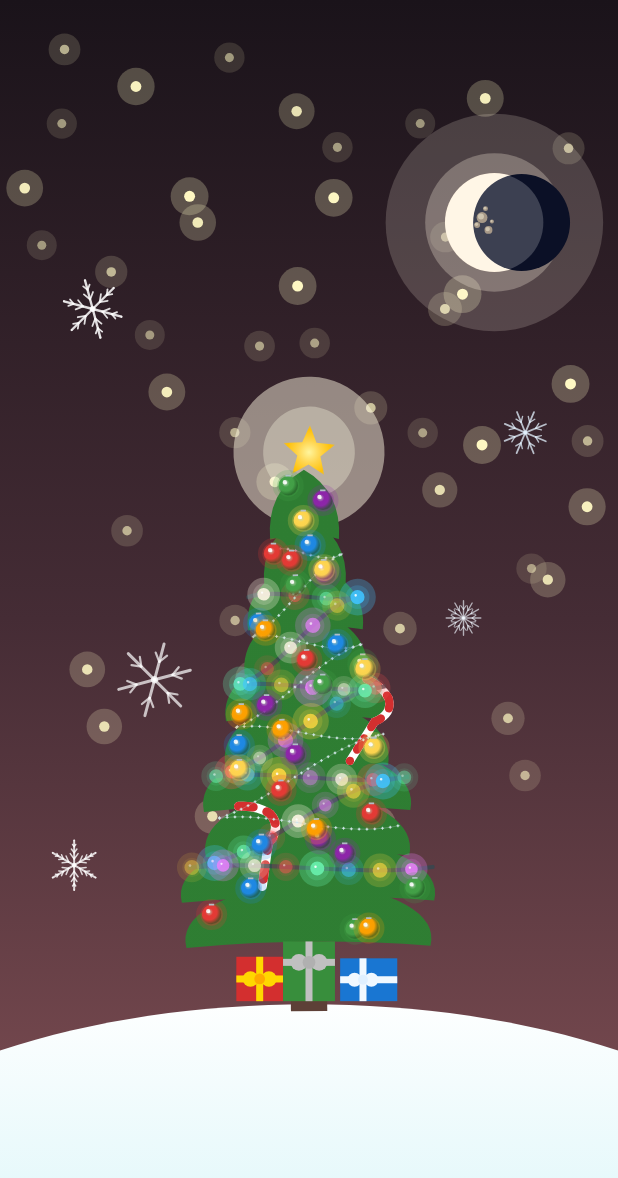
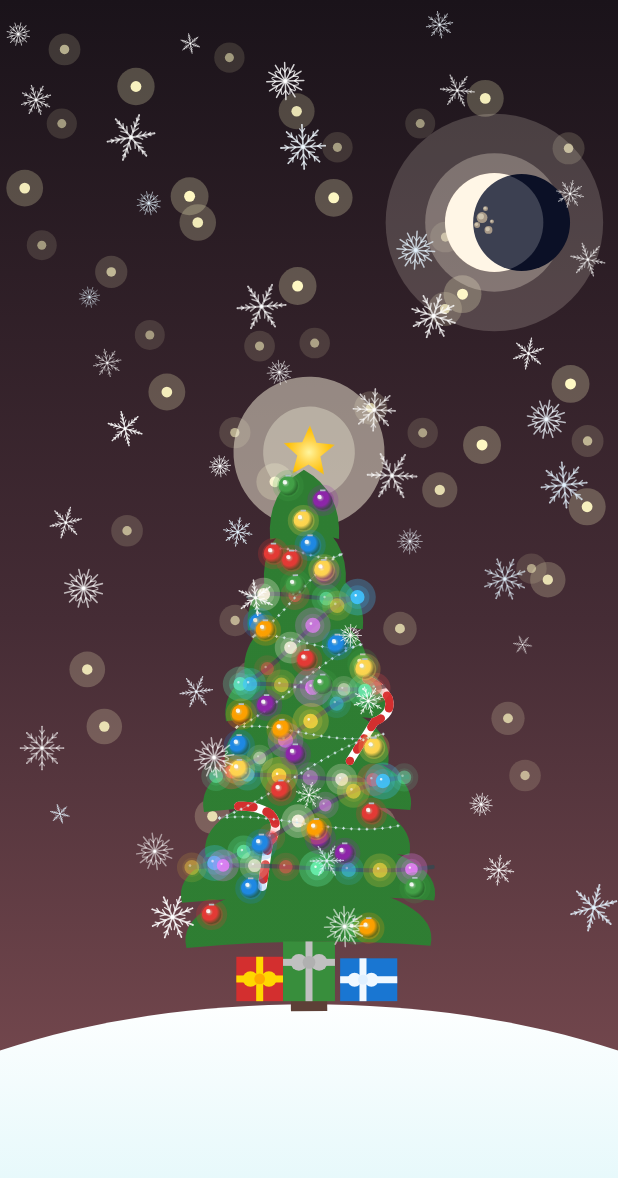
Before and after one commit to DAKSHSEMWAL/AdventCalendar2025, an Android app built with Jetpack Compose: the screen it shows after launch (MainActivity), on a phone screen of 412 x 824 dp. Shown: the top 1178 px of the screen. Run offline under Robolectric (Android 15) with nearby library versions, the phone set to English and light mode, and no system bars.

```diff
--- a/app/src/main/java/news/androiddev/composechristmas/MainActivity.kt
+++ b/app/src/main/java/news/androiddev/composechristmas/MainActivity.kt
@@ -1118,65 +1118,61 @@ fun ChristmasScene(modifier: Modifier = Modifier, skyTheme: SkyTheme = SkyTheme.
             )
         }
 
-        // --- 10. Sample Snowflakes (Day 15 Demo) ---
-        // Demonstrate various snowflake configurations
+        // --- 10. Snowfall (Day 16: Static snowflakes across sky) ---
         run {
-            val baseSize = canvasWidth * 0.04f
+            val baseSize = canvasWidth * 0.025f
+            val skyHeight = canvasHeight * 0.78f // Keep snowflakes above ground/tree area
 
-            // Classic 6-branch snowflake with high complexity
-            drawSnowflake(
-                center = Offset(canvasWidth * 0.15f, canvasHeight * 0.25f),
-                size = baseSize * 1.2f,
-                branches = 6,
-                complexity = 2,
-                color = Color.White,
-                alpha = 0.85f,
-                rotation = 15f
-            )
+            // Generate deterministic pseudo-random snowflakes
+            val snowflakeCount = 45
 
-            // Simple 8-branch snowflake
-            drawSnowflake(
-                center = Offset(canvasWidth * 0.85f, canvasHeight * 0.35f),
-                size = baseSize * 0.9f,
-                branches = 8,
-                complexity = 1,
-                color = Color(0xFFE3F2FD),
-                alpha = 0.75f,
-                rotation = -22f
-            )
+            for (i in 0 until snowflakeCount) {
+                // Deterministic pseudo-random values using index
+                val xRandom = ((i * 37 + 13) % 100) / 100f
+                val yRandom = ((i * 53 + 29) % 100) / 100f
+                val sizeRandom = ((i * 17 + 7) % 100) / 100f
+                val rotRandom = ((i * 41 + 19) % 360)
+                val alphaRandom = ((i * 31 + 11) % 100) / 100f
+                val branchRandom = ((i * 23 + 5) % 3)
+                val complexityRandom = ((i * 19 + 3) % 3)
 
-            // Larger 6-branch with minimal detail
-            drawSnowflake(
-                center = Offset(canvasWidth * 0.25f, canvasHeight * 0.55f),
-                size = baseSize * 1.5f,
-                branches = 6,
-                complexity = 1,
-                color = Color.White,
-                alpha = 0.70f,
-                rotation = 45f
-            )
+                // Position in sky area
+                val x = canvasWidth * (0.02f + 0.96f * xRandom)
+                val y = canvasHeight * (0.02f + 0.76f * yRandom)
 
-            // Small delicate 12-branch snowflake
-            drawSnowflake(
-                center = Offset(canvasWidth * 0.75f, canvasHeight * 0.50f),
-                size = baseSize * 0.7f,
-                branches = 12,
-                complexity = 1,
-                color = Color(0xFFF0F8FF),
-                alpha = 0.65f,
-                rotation = 0f
-            )
+                // Size variation (smaller to larger)
+                val size = baseSize * (0.6f + 1.0f * sizeRandom)
 
-            // Medium complex 6-branch
-            drawSnowflake(
-                center = Offset(canvasWidth * 0.12f, canvasHeight * 0.70f),
-                size = baseSize,
-                branches = 6,
-                complexity = 3,
-                color = Color.White,
-                alpha = 0.80f,
-                rotation = -30f
-            )
+                // Vary branches (6, 8, or 12)
+                val branches = when (branchRandom) {
+                    0 -> 6
+                    1 -> 8
+                    else -> 12
+                }
+
+                // Complexity (1-3)
+                val complexity = 1 + complexityRandom
+
+                // Alpha variation for depth
+                val alpha = 0.50f + 0.35f * alphaRandom
+
+                // Color variation (white with slight blue tints)
+                val colorVariant = when {
+                    i % 5 == 0 -> Color(0xFFE3F2FD)
+                    i % 7 == 0 -> Color(0xFFF0F8FF)
+                    else -> Color.White
+                }
+
+                drawSnowflake(
+                    center = Offset(x, y),
+                    size = size,
+                    branches = branches,
+                    complexity = complexity,
+                    color = colorVariant,
+                    alpha = alpha,
+                    rotation = rotRandom.toFloat()
+                )
+            }
         }
     }
 }
```
